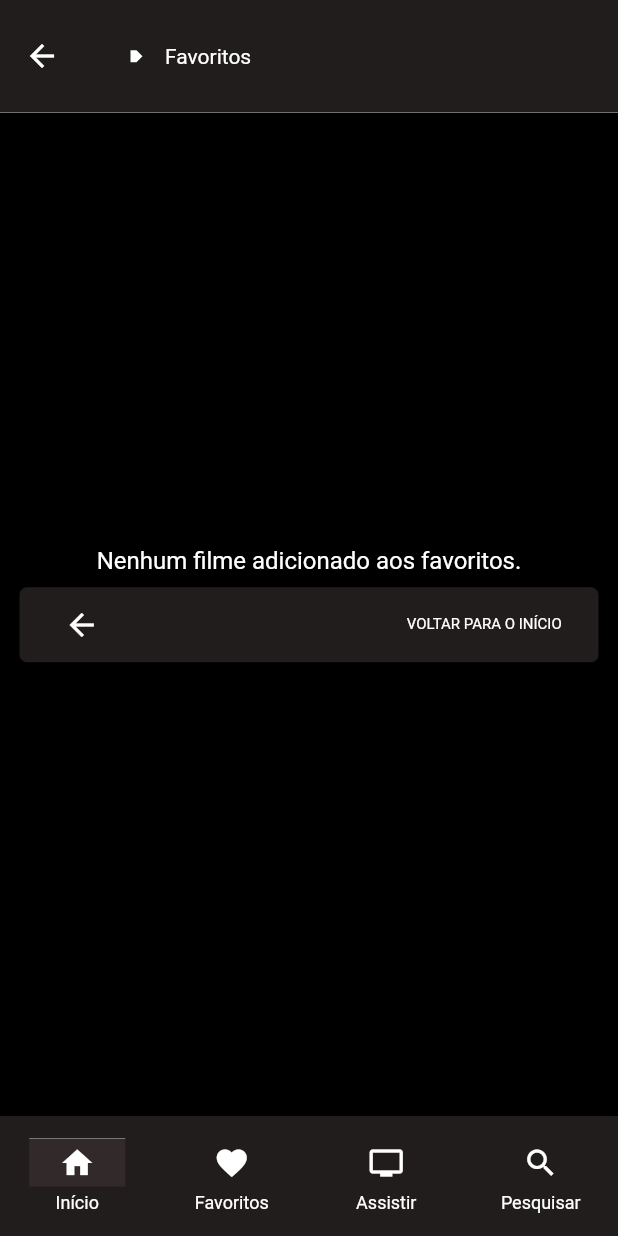
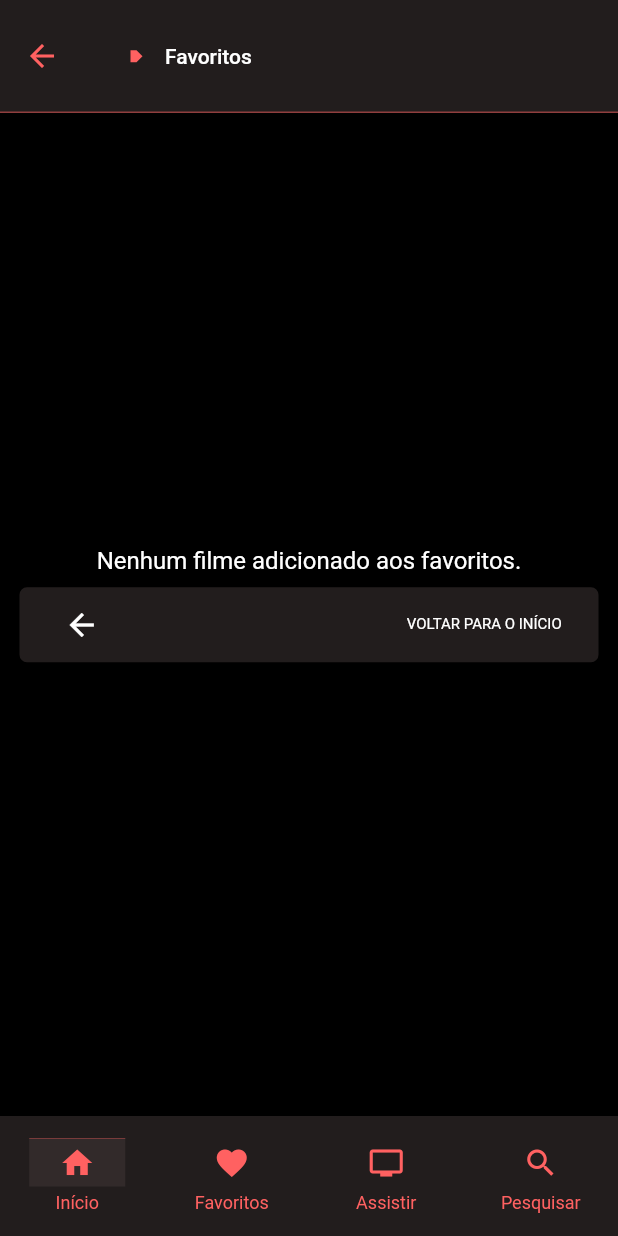
Before and after one commit to alexandrofuchs/fav_movies, a Flutter app: the FavoritesPage screen opened by its route, on a phone screen of 412 x 824 dp. Run offline on Flutter 3.47's test engine with Material 3 defaults, Android fonts, the phone set to English and light mode, and no system bars; our stand-ins replace dio, equatable, flutter_animate, flutter_bloc, flutter_modular, sqflite and 1 more; missing offline and left inert: flutter_debouncer; accounts and stored records are empty; network calls fail.

Commit message:
fixed: [UI actions colors, paddings and borders]

```diff
--- a/lib/core/themes/app_theme.dart
+++ b/lib/core/themes/app_theme.dart
@@ -16,15 +16,15 @@
             backgroundColor: AppColors.primaryColorDark,
             elevation: 1,
             overlayColor:
-                const WidgetStatePropertyAll(AppColors.secundaryColor),
+                const WidgetStatePropertyAll(AppColors.orangeColor),
             indicatorColor: AppColors.primaryColor,
-            labelTextStyle:  const WidgetStatePropertyAll(
-                AppTextStyles.labelSmall),
+            labelTextStyle:  WidgetStatePropertyAll(
+                AppTextStyles.labelSmall.copyWith(color: AppColors.orangeColor)),
             iconTheme: const WidgetStatePropertyAll(
-              IconThemeData(size: 24, color: AppColors.primaryColorLight)),
+              IconThemeData(size: 24, color: AppColors.orangeColor)),
             indicatorShape: const Border(
 
-                top: BorderSide(color: AppColors.secundaryColor, width: 0.25))),
+                top: BorderSide(color: AppColors.orangeColor, width: 0.25))),
           textTheme:  const TextTheme(
             titleLarge: AppTextStyles.titleLarge,
             titleMedium: AppTextStyles.titleMedium,
--- a/lib/core/themes/themed_components.dart
+++ b/lib/core/themes/themed_components.dart
@@ -5,14 +5,14 @@
       color: AppColors.primaryColorDark,
       toolbarHeight: 75,
       elevation: 0,
-      shape: const Border(bottom: BorderSide(color: AppColors.secundaryColor, width: 0.25)),
+      shape: const Border(bottom: BorderSide(color: AppColors.orangeColor, width: 0.5)),
       iconTheme: const IconThemeData(
         size: 24,
-        color: AppColors.secundaryColor
+        color: AppColors.orangeColor
       ),
       titleTextStyle: AppTextStyles.titleLarge.copyWith(
           color: AppColors.secundaryColor, fontWeight: FontWeight.w700));
 
   static _iconThemeData() =>
-      const IconThemeData(color: AppColors.primaryColor, size: 64);
+      const IconThemeData(color: AppColors.orangeColor, size: 64);
 }
--- a/lib/core/widgets/buttons/default_main_button.dart
+++ b/lib/core/widgets/buttons/default_main_button.dart
@@ -60,10 +60,10 @@
             softWrap: true,
             style: AppTextStyles.bodyMedium.copyWith(
                 color: getSecundaryColor,
-                fontSize: compact ? 8 : 10,
-                fontWeight: FontWeight.w400),
+                fontWeight: boldText ? FontWeight.w700 : FontWeight.normal,
+                fontSize: compact ? 8 : 10,),
             textAlign: TextAlign.center,
-            maxLines: compact ? 1 : null,
+            maxLines: compact ? 1 : 1,
   );
 
   Widget leftIconWidget() => Padding(
--- a/lib/core/widgets/common/common_widgets.dart
+++ b/lib/core/widgets/common/common_widgets.dart
@@ -45,12 +45,12 @@
               topRight: Radius.circular(5),
               bottomRight: Radius.circular(5)
               )),
-              color:   AppColors.secundaryColor,
+              color:   AppColors.orangeColor,
             )),
           Flexible(
               child: Text(
             text,
-            style: AppTextStyles.labelMedium,
+            style: AppTextStyles.labelMedium.copyWith(fontWeight: FontWeight.w500),
             softWrap: true,
           )),
         ],
@@ -106,7 +106,7 @@
   Widget divider() => const Padding(
     padding: EdgeInsets.only(top: 15),
     child: Divider(
-          color: AppColors.primaryColorDark,
+          color: AppColors.orangeColor,
           height: 2,
           thickness: 0.3,
           indent: 1,
--- a/lib/core/widgets/loading/app_loading_dots_widget.dart
+++ b/lib/core/widgets/loading/app_loading_dots_widget.dart
@@ -9,7 +9,7 @@
   const AppLoadingDots(
       {super.key,
       this.dotSize = const Size(14, 14),
-      this.color = AppColors.secundaryColor});
+      this.color = AppColors.orangeColor});
 
   @override
   State<StatefulWidget> createState() => _AppLoadingDotsState();
@@ -48,7 +48,7 @@
                   BoxShadow(
                     blurRadius: 5,
                     spreadRadius: 2,
-                    color: AppColors.secundaryColor,
+                    color: AppColors.orangeColor,
                   )
                 ]
 
--- a/lib/core/widgets/scaffolds/blocs/bottom_navigator_bloc.dart
+++ b/lib/core/widgets/scaffolds/blocs/bottom_navigator_bloc.dart
@@ -1,5 +1,4 @@
 import 'package:equatable/equatable.dart';
-import 'package:fav_movies/core/themes/app_colors.dart';
 import 'package:flutter/material.dart';
 import 'package:flutter_bloc/flutter_bloc.dart';
 import 'package:flutter_modular/flutter_modular.dart';
--- a/lib/core/widgets/scaffolds/blocs/navigations_part.dart
+++ b/lib/core/widgets/scaffolds/blocs/navigations_part.dart
@@ -7,14 +7,12 @@
           label: 'Início',
           icon: Icon(
             Icons.home,
-            color: AppColors.secundaryColor,
           ),
         ),
         'favorites': const NavigationRoute(
           route: '/favorites/',
           icon: Icon(
             Icons.favorite,
-            color: AppColors.secundaryColor,
           ),
           label: 'Favoritos',
         ),
@@ -22,7 +20,6 @@
           route: '/watchlist/',
           icon: Icon(
             Icons.tv,
-            color: AppColors.secundaryColor,
           ),
           label: 'Assistir',
         ),
@@ -30,7 +27,6 @@
           route: '/search/',
           icon: Icon(
             Icons.search,
-            color: AppColors.secundaryColor,
           ),
           label: 'Pesquisar',
         ),
--- a/lib/core/widgets/scaffolds/home_scaffold.dart
+++ b/lib/core/widgets/scaffolds/home_scaffold.dart
@@ -77,7 +77,7 @@
                       color: AppColors.primaryColor,
                     ),
                   Status.loaded => NavigationBar(
-                      overlayColor: const WidgetStatePropertyAll(AppColors.secundaryColor),
+                      overlayColor: const WidgetStatePropertyAll(AppColors.orangeColor),
                       onDestinationSelected: (int index) {
                         Modular.get<BottomNavigatorBloc>().navigateTo(List.of(state.navigations.values)[index]);
                       },
--- a/lib/modules/details/presenter/pages/widgets/review_movie/movie_review_widget.dart
+++ b/lib/modules/details/presenter/pages/widgets/review_movie/movie_review_widget.dart
@@ -53,7 +53,7 @@
                             _rateWidget(state.movieReview!.rate),
                             showDescription
                                 ? Padding(
-                                    padding: const EdgeInsets.only(left: 30, right: 30),
+                                    padding: const EdgeInsets.only(left: 15, right: 0),
                                     child: infoRow('Opinião: ',
                                         state.movieReview!.description),
                                   )
@@ -70,7 +70,7 @@
         crossAxisAlignment: CrossAxisAlignment.start,
         children: [
           Padding(
-            padding: const EdgeInsets.only(left: 15, top: 15),
+            padding: const EdgeInsets.only(top: 15),
             child: titleDot('Sua avaliação'),
           ),
           Row(
```
Also changed, not shown: lib/core/widgets/movies/movie_widgets.dart (+53 -28 lines), lib/core/widgets/search_widgets/search_widgets.dart (+7 -7 lines), lib/modules/details/presenter/pages/movie_details/movie_details_page.dart (+30 -11 lines), lib/modules/home/presenter/pages/popular_movies/popular_movies_page.dart (+7 -4 lines), lib/modules/search/presenter/pages/search_movie/search_movie_page.dart (+3 -7 lines).
